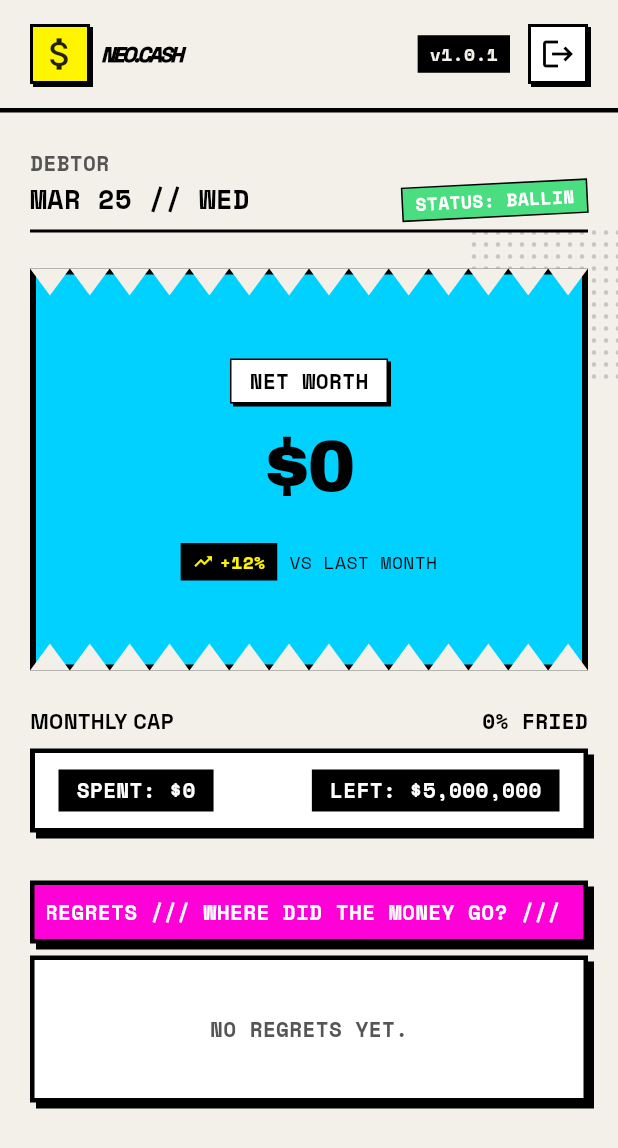
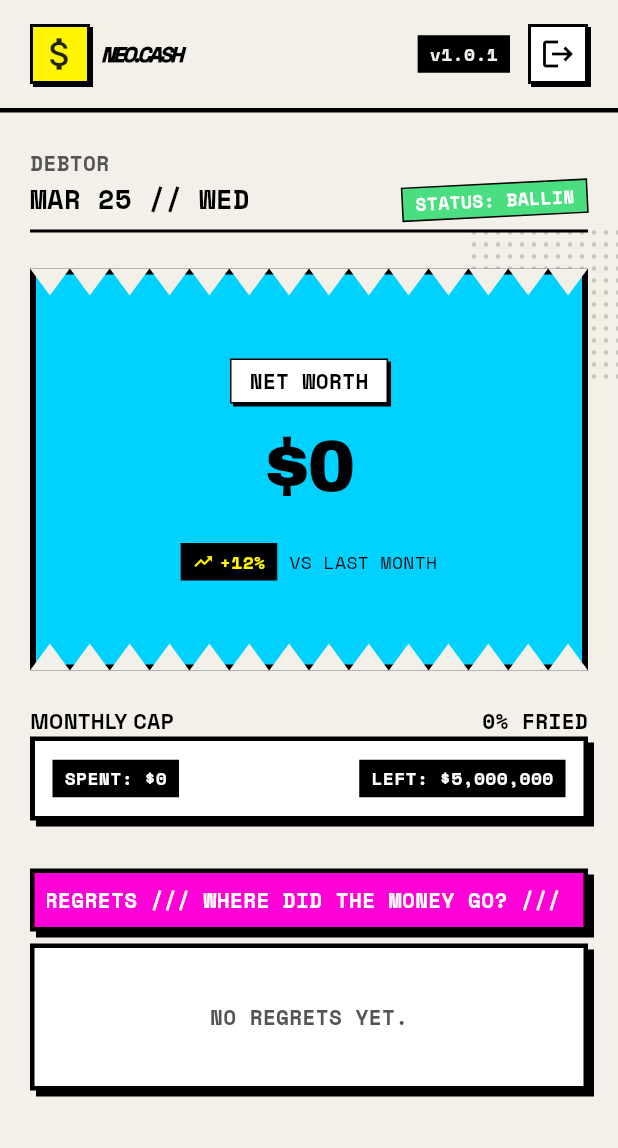
Before and after one commit to ducmandev/chitieuapp, a Flutter app: the DashboardScreen screen opened directly, on a phone screen of 412 x 824 dp. Shown: the top 1148 px of the screen. Run offline on Flutter 3.47's test engine with Material 3 defaults, Android fonts, the phone set to English and light mode, and no system bars; our stand-ins replace csv, file_picker, google_fonts, image_picker, local_auth, shared_preferences and 1 more; accounts and stored records are empty.

```diff
--- a/lib/l10n/app_localizations.dart
+++ b/lib/l10n/app_localizations.dart
@@ -778,6 +778,42 @@ abstract class AppLocalizations {
   /// In en, this message translates to:
   /// **'Tap to change avatar'**
   String get tapToChange;
+
+  /// No description provided for @advancedSettings.
+  ///
+  /// In en, this message translates to:
+  /// **'ADVANCED SETTINGS'**
+  String get advancedSettings;
+
+  /// No description provided for @close.
+  ///
+  /// In en, this message translates to:
+  /// **'CLOSE'**
+  String get close;
+
+  /// No description provided for @invalidCredentials.
+  ///
+  /// In en, this message translates to:
+  /// **'Invalid credentials'**
+  String get invalidCredentials;
+
+  /// No description provided for @biometricNotEnabled.
+  ///
+  /// In en, this message translates to:
+  /// **'Biometric login is not enabled'**
+  String get biometricNotEnabled;
+
+  /// No description provided for @comingSoon.
+  ///
+  /// In en, this message translates to:
+  /// **'Feature coming soon...'**
+  String get comingSoon;
+
+  /// No description provided for @useBiometric.
+  ///
+  /// In en, this message translates to:
+  /// **'USE BIOMETRICS'**
+  String get useBiometric;
 }
 
 class _AppLocalizationsDelegate extends LocalizationsDelegate<AppLocalizations> {
--- a/lib/screens/dashboard_screen.dart
+++ b/lib/screens/dashboard_screen.dart
@@ -98,7 +98,7 @@ class DashboardScreen extends StatelessWidget {
               ),
               const SizedBox(width: 8),
               Text(
-                'NEO.CASH',
+                AppLocalizations.of(context)!.appTitle.toUpperCase(),
                 style: NeoTypography.textTheme.displaySmall?.copyWith(
                   fontStyle: FontStyle.italic,
                   letterSpacing: -1.5,
@@ -190,10 +190,15 @@ class DashboardScreen extends StatelessWidget {
         mainAxisAlignment: MainAxisAlignment.spaceBetween,
         crossAxisAlignment: CrossAxisAlignment.end,
         children: [
-          Column(
+          Expanded(
+            child: Column(
               crossAxisAlignment: CrossAxisAlignment.start,
+              mainAxisSize: MainAxisSize.min,
               children: [
-              Text(
+                FittedBox(
+                  fit: BoxFit.scaleDown,
+                  alignment: Alignment.centerLeft,
+                  child: Text(
                     username,
                     style: NeoTypography.mono.copyWith(
                       color: neo.textSub,
@@ -201,7 +206,11 @@ class DashboardScreen extends StatelessWidget {
                       fontWeight: FontWeight.bold,
                     ),
                   ),
-              Text(
+                ),
+                FittedBox(
+                  fit: BoxFit.scaleDown,
+                  alignment: Alignment.centerLeft,
+                  child: Text(
                     dateStr,
                     style: NeoTypography.mono.copyWith(
                       fontSize: 18,
@@ -209,9 +218,13 @@ class DashboardScreen extends StatelessWidget {
                       color: neo.textMain,
                     ),
                   ),
+                ),
               ],
             ),
-          Transform.rotate(
+          ),
+          const SizedBox(width: 8),
+          Flexible(
+            child: Transform.rotate(
               angle: -0.05,
               child: Container(
                 padding: const EdgeInsets.symmetric(horizontal: 8, vertical: 2),
@@ -219,6 +232,8 @@ class DashboardScreen extends StatelessWidget {
                   color: isBroke ? neo.error : NeoColors.success,
                   border: Border.all(color: neo.ink),
                 ),
+                child: FittedBox(
+                  fit: BoxFit.scaleDown,
                   child: Text(
                     isBroke
                         ? AppLocalizations.of(context)!.statusBroke
@@ -227,6 +242,8 @@ class DashboardScreen extends StatelessWidget {
                       color: Colors.white,
                       fontSize: 12,
                       fontWeight: FontWeight.bold,
+                    ),
+                  ),
                 ),
               ),
             ),
@@ -369,14 +386,22 @@ class DashboardScreen extends StatelessWidget {
           mainAxisAlignment: MainAxisAlignment.spaceBetween,
           crossAxisAlignment: CrossAxisAlignment.end,
           children: [
-            Text(
+            Expanded(
+              child: FittedBox(
+                fit: BoxFit.scaleDown,
+                alignment: Alignment.bottomLeft,
+                child: Text(
                   AppLocalizations.of(context)!.monthlyCap,
                   style: NeoTypography.textTheme.titleLarge?.copyWith(
                     textBaseline: TextBaseline.alphabetic,
                     color: neo.textMain,
                   ),
                 ),
-            Text(
+              ),
+            ),
+            const SizedBox(width: 8),
+            Flexible(
+              child: Text(
                 '${(pct * 100).toStringAsFixed(0)}${AppLocalizations.of(context)!.fried}',
                 style: NeoTypography.mono.copyWith(
                   fontSize: 14,
@@ -384,23 +409,23 @@ class DashboardScreen extends StatelessWidget {
                   color: neo.textMain,
                 ),
               ),
+            ),
           ],
         ),
-        const SizedBox(height: 8),
         Container(
-          height: 56,
+          height: 56, // Fixed height for consistent look
           decoration: BoxDecoration(
             color: neo.surface,
             border: Border.all(color: neo.ink, width: 3),
             boxShadow: [BoxShadow(color: neo.ink, offset: const Offset(4, 4))],
           ),
           child: Stack(
-            clipBehavior: Clip.hardEdge,
+            fit: StackFit.expand,
             children: [
+              // Progress fill
               FractionallySizedBox(
                 alignment: Alignment.centerLeft,
                 widthFactor: pct,
-                heightFactor: 1.0,
                 child: Container(
                   decoration: BoxDecoration(
                     color: pct > 0.9 ? neo.error : NeoColors.primary,
@@ -416,16 +441,21 @@ class DashboardScreen extends StatelessWidget {
                   ),
                 ),
               ),
-              Center(
-                child: Padding(
-                  padding: const EdgeInsets.symmetric(horizontal: 16.0),
+              // Content
+              Padding(
+                padding: const EdgeInsets.symmetric(horizontal: 12),
                 child: Row(
                   mainAxisAlignment: MainAxisAlignment.spaceBetween,
                   children: [
-                      Container(
+                    Expanded(
+                      child: Align(
+                        alignment: Alignment.centerLeft,
+                        child: FittedBox(
+                          fit: BoxFit.scaleDown,
+                          child: Container(
                             color: NeoColors.ink,
                             padding: const EdgeInsets.symmetric(
-                          horizontal: 12,
+                              horizontal: 8,
                               vertical: 4,
                             ),
                             child: Text(
@@ -433,13 +463,23 @@ class DashboardScreen extends StatelessWidget {
                               style: NeoTypography.mono.copyWith(
                                 fontWeight: FontWeight.bold,
                                 color: Colors.white,
+                                fontSize: 12,
                               ),
                             ),
                           ),
-                      Container(
+                        ),
+                      ),
+                    ),
+                    const SizedBox(width: 8),
+                    Expanded(
+                      child: Align(
+                        alignment: Alignment.centerRight,
+                        child: FittedBox(
+                          fit: BoxFit.scaleDown,
+                          child: Container(
                             color: NeoColors.ink,
                             padding: const EdgeInsets.symmetric(
-                          horizontal: 12,
+                              horizontal: 8,
                               vertical: 4,
                             ),
                             child: Text(
@@ -447,11 +487,14 @@ class DashboardScreen extends StatelessWidget {
                               style: NeoTypography.mono.copyWith(
                                 color: Colors.white,
                                 fontWeight: FontWeight.bold,
+                                fontSize: 12,
+                              ),
+                            ),
+                          ),
                         ),
                       ),
                     ),
                   ],
-                  ),
                 ),
               ),
             ],
```
Also changed, not shown: lib/l10n/app_en.arb (+7 -1 lines), lib/l10n/app_localizations_en.dart (+18 -0 lines), lib/l10n/app_localizations_vi.dart (+18 -0 lines), lib/l10n/app_vi.arb (+7 -1 lines), lib/screens/login_screen.dart (+5 -5 lines), lib/screens/settings_screen.dart (+25 -9 lines), pubspec.lock, 12 other files. Lines whose indentation alone changed are shown as unchanged.
